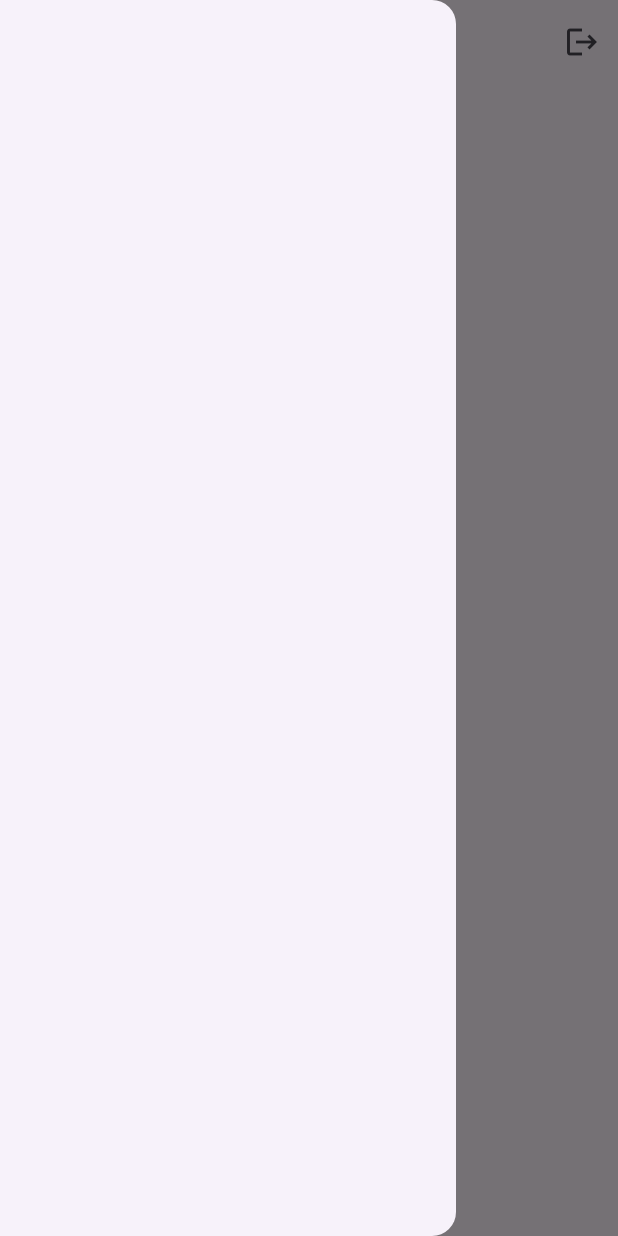
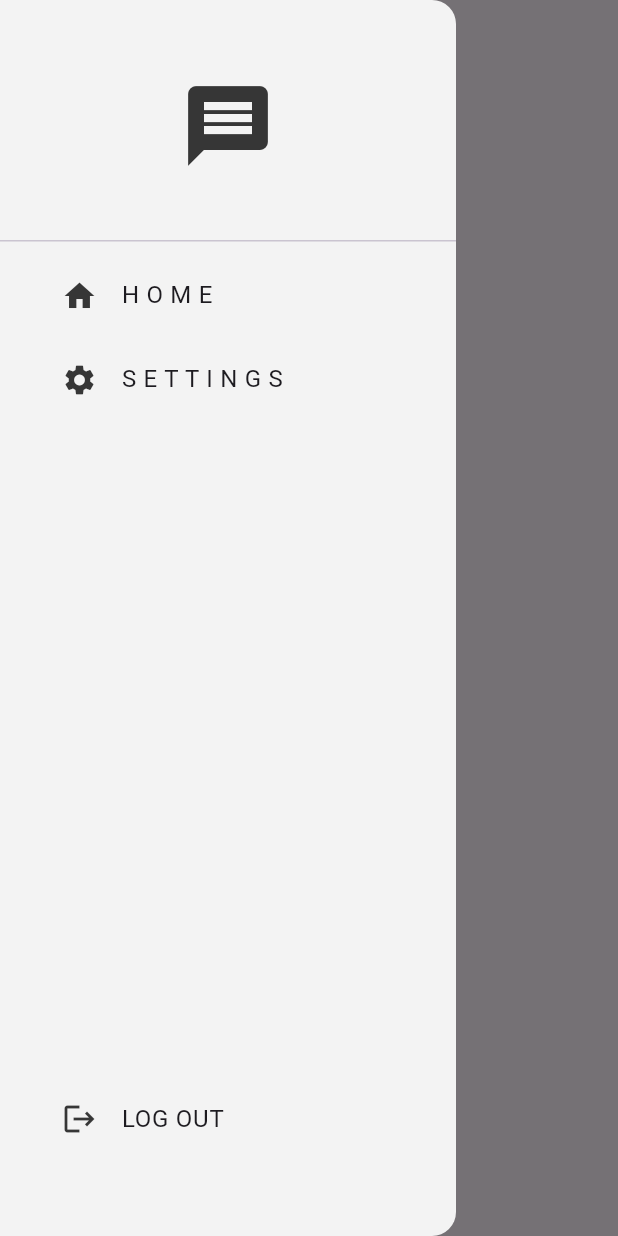
Before and after one commit to JuliLaterza/test_ChatScreen, a Flutter app: the screen it shows once a user with an empty profile is signed in, with the side drawer open, on a phone screen of 412 x 824 dp. Run offline on Flutter 3.47's test engine with Material 3 defaults, Android fonts, the phone set to English and light mode, and no system bars; our stand-ins replace firebase_auth, firebase_core; accounts and stored records are empty.

Commit message:
drawer conectado con login y log out ok

```diff
--- a/lib/components/my_drawer.dart
+++ b/lib/components/my_drawer.dart
@@ -1,13 +1,77 @@
 import 'package:flutter/material.dart';
+
+import '../pages/settings_page.dart';
+import '../services/auth/auth_service.dart';
 
 
 class MyDrawer extends StatelessWidget {
   const MyDrawer({super.key});
 
+  void logout() {
+    //get the auth service
+    final authService = AuthService();
+    authService.signOut();
+  }
+
   @override
   Widget build(BuildContext context) {
     return Drawer(
-      backgroundColor: Theme.of(context).primaryColor,
+      backgroundColor: const Color.fromARGB(255, 243, 243, 243),
+      child: Column(
+        mainAxisAlignment: MainAxisAlignment.spaceBetween,
+        children: [
+          Column(
+            children: [
+              DrawerHeader(
+                child: Center(
+                  child: Icon(Icons.message, size: 64, color: const Color.fromARGB(255, 54, 54, 54)),
+                )
+              ),
+
+              //Padding Home
+              Padding(
+                padding: const EdgeInsets.only(left: 25),
+                child: ListTile(
+                  title: const Text('H O M E'),
+                  leading: Icon(Icons.home, color: const Color.fromARGB(255, 54, 54, 54)),
+                  onTap: () {
+                    Navigator.pop(context);
+                  },
+                ),
+              ),
+
+              Padding(
+                padding: const EdgeInsets.only(left: 25),
+                child: ListTile(
+                  title: const Text('S E T T I N G S'),
+                  leading: Icon(Icons.settings, color: const Color.fromARGB(255, 54, 54, 54)),
+                  onTap: () {
+                    //tap fuera de drawer
+                    Navigator.pop(context);
+
+                    // push a la pagina de settings
+                    Navigator.push(
+                      context,
+                      MaterialPageRoute(
+                        builder: (context) => SettingsPage(),
+                      ));
+                    },
+                )
+              ),
+            ],
+          ),
+
+          Padding(
+            padding: const EdgeInsets.only(left: 25, bottom: 50),
+            child: ListTile(
+              title: const Text('LOG OUT'),
+              leading: Icon(Icons.logout, color: const Color.fromARGB(255, 54, 54, 54)),
+              onTap: logout,
+            ),
+          )
+
+        ],
+      ),
 
     );
   }
--- a/lib/pages/home_page.dart
+++ b/lib/pages/home_page.dart
@@ -1,4 +1,5 @@
 import 'package:flutter/material.dart';
+import 'package:testchatscreen/components/my_drawer.dart';
 
 import '../services/auth/auth_service.dart';
 
@@ -7,25 +8,13 @@ class HomePage extends StatelessWidget {
   const HomePage({super.key});
 
 
-  void logout() {
-    //get the auth service
-    final authService = AuthService();
-    authService.signOut();
-  }
-
   @override
   Widget build(BuildContext context) {
     return Scaffold(
       appBar: AppBar(
         title: Text("Home Page"),
-        actions: [
-          IconButton(
-            icon: Icon(Icons.logout),
-            onPressed: logout,
-          )
-        ]
       ),
-      drawer: Drawer(),
+      drawer: MyDrawer(),
     );
   }
 }
--- a/lib/pages/login_page.dart
+++ b/lib/pages/login_page.dart
@@ -1,4 +1,5 @@
 import 'package:flutter/material.dart';
+// ignore: unused_import
 import 'package:provider/provider.dart';
 import 'package:testchatscreen/components/my_button.dart';
 import 'package:testchatscreen/components/my_text_field.dart';
```
Also changed, not shown: lib/pages/settings_page.dart (added, +14 -0 lines).
